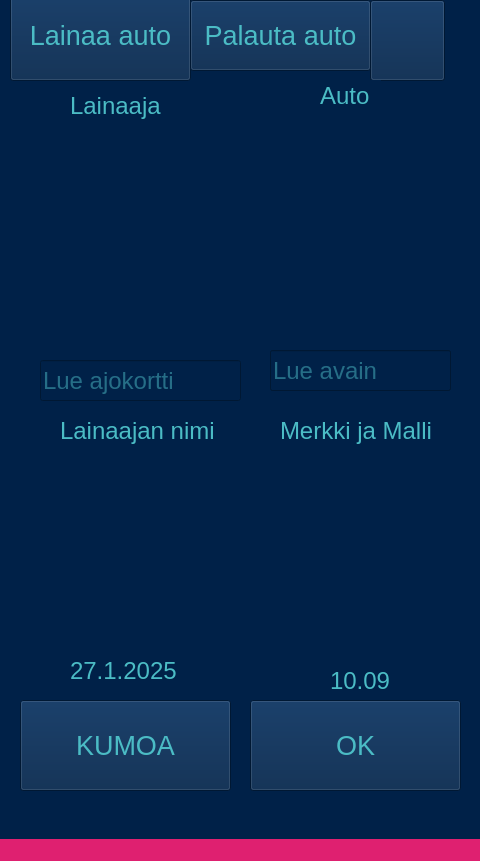
HennaSalla/Autolainaus, file user.ui: the form before one commit.
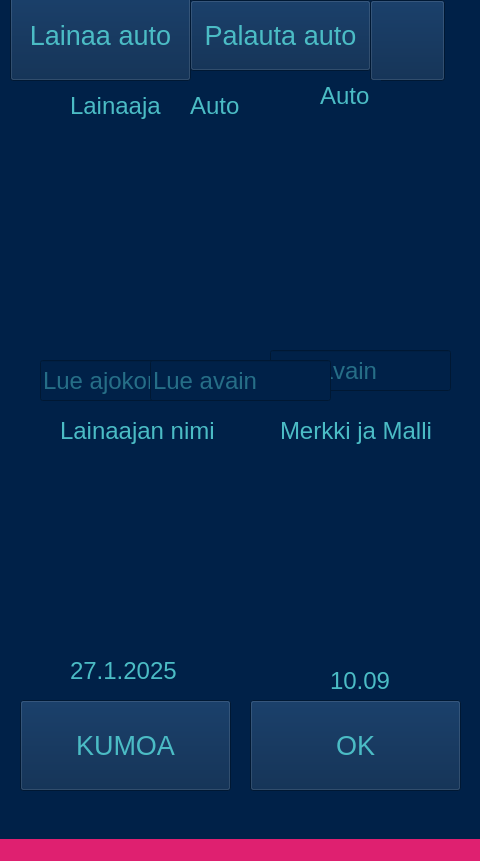
The form after the commit. Icons and pictures are not drawn.

Commit message: 5.2.2025 lisätty slotit

```diff
--- a/user.ui
+++ b/user.ui
@@ -409,8 +409,8 @@
    <widget class="QLineEdit" name="keysReturnLineEdit">
     <property name="geometry">
      <rect>
-      <x>270</x>
-      <y>350</y>
+      <x>150</x>
+      <y>360</y>
       <width>181</width>
       <height>41</height>
      </rect>
@@ -433,6 +433,46 @@
      <bool>true</bool>
     </property>
    </widget>
+   <widget class="QLabel" name="carKeysReturnLabel">
+    <property name="geometry">
+     <rect>
+      <x>150</x>
+      <y>140</y>
+      <width>140</width>
+      <height>210</height>
+     </rect>
+    </property>
+    <property name="text">
+     <string/>
+    </property>
+    <property name="pixmap">
+     <pixmap resource="userUiRescources.qrc">:/pictures/uiPictrues/auto.png</pixmap>
+    </property>
+    <property name="alignment">
+     <set>Qt::AlignmentFlag::AlignCenter</set>
+    </property>
+   </widget>
+   <widget class="QLabel" name="carTakeReturnLabel">
+    <property name="geometry">
+     <rect>
+      <x>190</x>
+      <y>90</y>
+      <width>61</width>
+      <height>31</height>
+     </rect>
+    </property>
+    <property name="font">
+     <font>
+      <pointsize>18</pointsize>
+     </font>
+    </property>
+    <property name="styleSheet">
+     <string notr="true">color: rgb(75, 188, 197);</string>
+    </property>
+    <property name="text">
+     <string>Auto</string>
+    </property>
+   </widget>
   </widget>
   <widget class="QMenuBar" name="menubar">
    <property name="geometry">
```
The commit also changes 2 other files.
